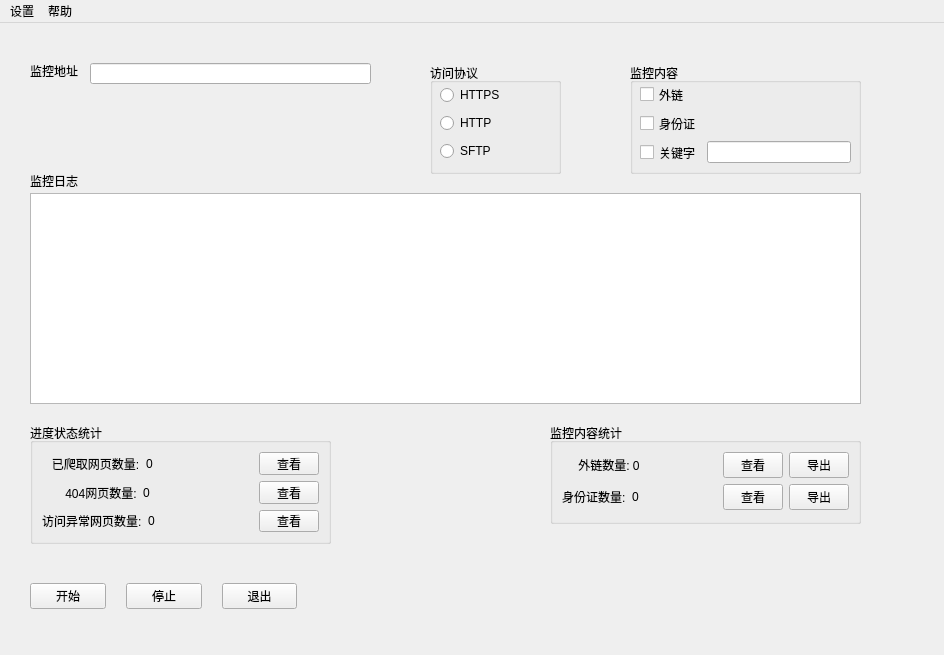
Before: the Qt Designer form modules/ui/ui_main_window.ui in beikejinmiao/HawkSec, drawn with Qt 5.
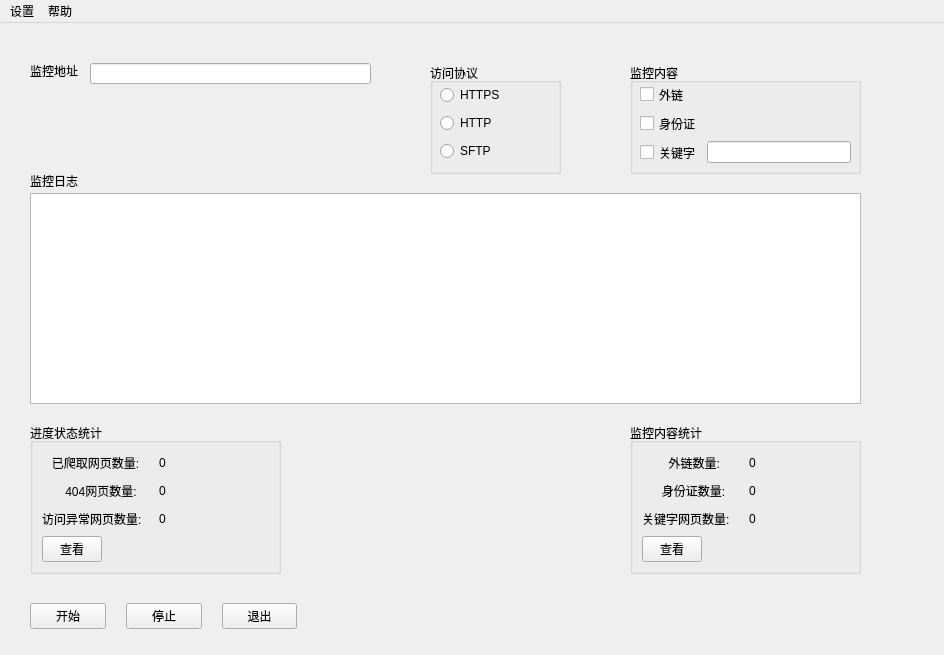
After: the same form once the commit is applied.

What changed in the file:
```diff
--- a/modules/ui/ui_main_window.ui
+++ b/modules/ui/ui_main_window.ui
@@ -55,8 +55,8 @@
      <rect>
       <x>30</x>
       <y>400</y>
-      <width>301</width>
-      <height>121</height>
+      <width>251</width>
+      <height>151</height>
      </rect>
     </property>
     <property name="title">
@@ -64,123 +64,74 @@
     </property>
     <layout class="QVBoxLayout" name="metricVerticalLayout">
      <item>
-      <layout class="QHBoxLayout" name="crawledUrlHLayout" stretch="0,1,0">
-       <property name="spacing">
-        <number>6</number>
-       </property>
-       <item>
-        <widget class="QLabel" name="label_7">
+      <layout class="QGridLayout" name="gridLayout">
+       <item row="0" column="0">
+        <widget class="QLabel" name="label_17">
          <property name="text">
           <string>   已爬取网页数量:</string>
          </property>
         </widget>
        </item>
-       <item>
-        <widget class="QLabel" name="label_8">
+       <item row="0" column="1">
+        <widget class="QLabel" name="crawledCntLabel">
          <property name="text">
           <string>0     </string>
          </property>
         </widget>
        </item>
-       <item>
-        <widget class="QPushButton" name="crawledUrlCheckBtn">
-         <property name="maximumSize">
-          <size>
-           <width>60</width>
-           <height>16777215</height>
-          </size>
-         </property>
-         <property name="layoutDirection">
-          <enum>Qt::LeftToRight</enum>
-         </property>
-         <property name="text">
-          <string>查看</string>
-         </property>
-        </widget>
-       </item>
-      </layout>
-     </item>
-     <item>
-      <layout class="QHBoxLayout" name="s404UrlHLayout" stretch="0,1,0">
-       <property name="spacing">
-        <number>6</number>
-       </property>
-       <item>
-        <widget class="QLabel" name="label_9">
+       <item row="1" column="0">
+        <widget class="QLabel" name="label_19">
          <property name="text">
           <string>       404网页数量:</string>
          </property>
         </widget>
        </item>
-       <item>
-        <widget class="QLabel" name="label_10">
+       <item row="1" column="1">
+        <widget class="QLabel" name="c404CntLabel">
          <property name="text">
           <string>0     </string>
          </property>
         </widget>
        </item>
-       <item>
-        <widget class="QPushButton" name="s404UrlCheckBtn">
-         <property name="maximumSize">
-          <size>
-           <width>60</width>
-           <height>16777215</height>
-          </size>
-         </property>
-         <property name="layoutDirection">
-          <enum>Qt::LeftToRight</enum>
-         </property>
-         <property name="text">
-          <string>查看</string>
-         </property>
-        </widget>
-       </item>
-      </layout>
-     </item>
-     <item>
-      <layout class="QHBoxLayout" name="abnorUrlHLayout" stretch="0,1,0">
-       <property name="spacing">
-        <number>6</number>
-       </property>
-       <item>
-        <widget class="QLabel" name="label_11">
+       <item row="2" column="0">
+        <widget class="QLabel" name="label_20">
          <property name="text">
           <string>访问异常网页数量:</string>
          </property>
         </widget>
        </item>
-       <item>
-        <widget class="QLabel" name="label_12">
+       <item row="2" column="1">
+        <widget class="QLabel" name="abnorCntLabel">
          <property name="text">
           <string>0     </string>
          </property>
         </widget>
        </item>
-       <item>
-        <widget class="QPushButton" name="abnorUrlCheckBtn">
-         <property name="maximumSize">
-          <size>
-           <width>60</width>
-           <height>16777215</height>
-          </size>
-         </property>
-         <property name="layoutDirection">
-          <enum>Qt::LeftToRight</enum>
-         </property>
-         <property name="text">
-          <string>查看</string>
-         </property>
-        </widget>
-       </item>
       </layout>
      </item>
+     <item>
+      <widget class="QPushButton" name="checkProgressBtn">
+       <property name="maximumSize">
+        <size>
+         <width>60</width>
+         <height>16777215</height>
+        </size>
+       </property>
+       <property name="layoutDirection">
+        <enum>Qt::LeftToRight</enum>
+       </property>
+       <property name="text">
+        <string>查看</string>
+       </property>
+      </widget>
+     </item>
     </layout>
    </widget>
    <widget class="QWidget" name="horizontalLayoutWidget">
     <property name="geometry">
      <rect>
       <x>30</x>
-      <y>560</y>
+      <y>580</y>
       <width>267</width>
       <height>26</height>
      </rect>
@@ -215,10 +166,10 @@
    <widget class="QGroupBox" name="groupBox">
     <property name="geometry">
      <rect>
-      <x>550</x>
+      <x>630</x>
       <y>400</y>
-      <width>311</width>
-      <height>101</height>
+      <width>231</width>
+      <height>151</height>
      </rect>
     </property>
     <property name="title">
@@ -226,111 +177,67 @@
     </property>
     <layout class="QVBoxLayout" name="verticalLayout">
      <item>
-      <layout class="QHBoxLayout" name="extUrlHLayout" stretch="0,1,0,0">
-       <property name="spacing">
-        <number>6</number>
-       </property>
-       <item>
-        <widget class="QLabel" name="label_13">
-         <property name="text">
-          <string/>
-         </property>
-        </widget>
-       </item>
-       <item>
+      <layout class="QGridLayout" name="gridLayout_2">
+       <item row="0" column="0">
         <widget class="QLabel" name="label_14">
          <property name="text">
-          <string> 外链数量: 0</string>
+          <string>        外链数量: </string>
          </property>
         </widget>
        </item>
-       <item>
-        <widget class="QPushButton" name="extUrlCheckBtn">
-         <property name="maximumSize">
-          <size>
-           <width>60</width>
-           <height>16777215</height>
-          </size>
-         </property>
-         <property name="layoutDirection">
-          <enum>Qt::LeftToRight</enum>
-         </property>
+       <item row="0" column="1">
+        <widget class="QLabel" name="extUrlCntLabel">
          <property name="text">
-          <string>查看</string>
+          <string>0     </string>
          </property>
         </widget>
        </item>
-       <item>
-        <widget class="QPushButton" name="extUrlDumpBtn">
-         <property name="maximumSize">
-          <size>
-           <width>60</width>
-           <height>16777215</height>
-          </size>
-         </property>
-         <property name="layoutDirection">
-          <enum>Qt::LeftToRight</enum>
-         </property>
-         <property name="text">
-          <string>导出</string>
-         </property>
-        </widget>
-       </item>
-      </layout>
-     </item>
-     <item>
-      <layout class="QHBoxLayout" name="idcardHLayout" stretch="0,1,0,0">
-       <property name="spacing">
-        <number>6</number>
-       </property>
-       <item>
+       <item row="1" column="0">
         <widget class="QLabel" name="label_15">
          <property name="text">
-          <string>身份证数量:</string>
+          <string>      身份证数量:</string>
          </property>
         </widget>
        </item>
-       <item>
+       <item row="1" column="1">
+        <widget class="QLabel" name="idcardCntLabel">
+         <property name="text">
+          <string>0     </string>
+         </property>
+        </widget>
+       </item>
+       <item row="2" column="0">
         <widget class="QLabel" name="label_16">
          <property name="text">
+          <string>关键字网页数量:</string>
+         </property>
+        </widget>
+       </item>
+       <item row="2" column="1">
+        <widget class="QLabel" name="keywordCntLabel">
+         <property name="text">
           <string>0     </string>
          </property>
         </widget>
        </item>
-       <item>
-        <widget class="QPushButton" name="idcardCheckBtn">
-         <property name="maximumSize">
-          <size>
-           <width>60</width>
-           <height>16777215</height>
-          </size>
-         </property>
-         <property name="layoutDirection">
-          <enum>Qt::LeftToRight</enum>
-         </property>
-         <property name="text">
-          <string>查看</string>
-         </property>
-        </widget>
-       </item>
-       <item>
-        <widget class="QPushButton" name="idcardDumpBtn">
-         <property name="maximumSize">
-          <size>
-           <width>60</width>
-           <height>16777215</height>
-          </size>
-         </property>
-         <property name="layoutDirection">
-          <enum>Qt::LeftToRight</enum>
-         </property>
-         <property name="text">
-          <string>导出</string>
-         </property>
-        </widget>
-       </item>
       </layout>
      </item>
+     <item>
+      <widget class="QPushButton" name="checkExtractBtn">
+       <property name="maximumSize">
+        <size>
+         <width>60</width>
+         <height>16777215</height>
+        </size>
+       </property>
+       <property name="layoutDirection">
+        <enum>Qt::LeftToRight</enum>
+       </property>
+       <property name="text">
+        <string>查看</string>
+       </property>
+      </widget>
+     </item>
     </layout>
    </widget>
    <widget class="QGroupBox" name="mtypeGroupBox">
```
